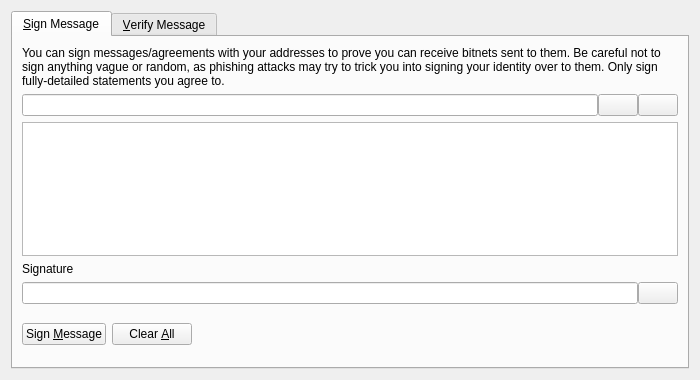
Qt form src/qt/forms/signverifymessagedialog.ui (bitnet-io/bitnet-core) before a commit.
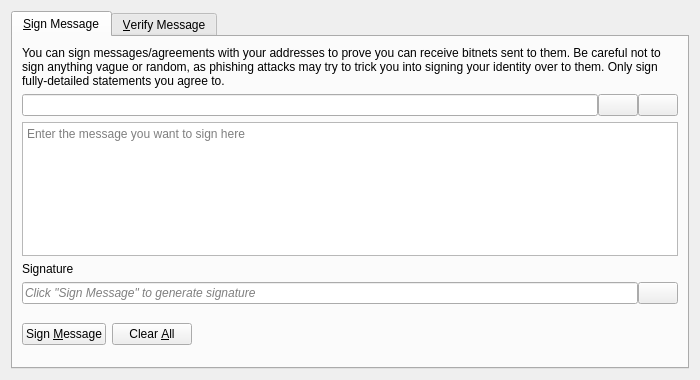
The same form after that commit. Icons and pictures are not drawn. Custom widgets are drawn as their Qt base class.

```diff
--- a/src/qt/forms/signverifymessagedialog.ui
+++ b/src/qt/forms/signverifymessagedialog.ui
@@ -99,6 +99,9 @@
          <property name="toolTip">
           <string>Enter the message you want to sign here</string>
          </property>
+         <property name="placeholderText">
+          <string>Enter the message you want to sign here</string>
+         </property>
         </widget>
        </item>
        <item>
@@ -118,6 +121,9 @@
          </property>
          <item>
           <widget class="QLineEdit" name="signatureOut_SM">
+           <property name="placeholderText">
+            <string>Click "Sign Message" to generate signature</string>
+           </property>
            <property name="font">
             <font>
              <italic>true</italic>
```
Left out of the diff: 38 changed lines with no effect on the pictures.
